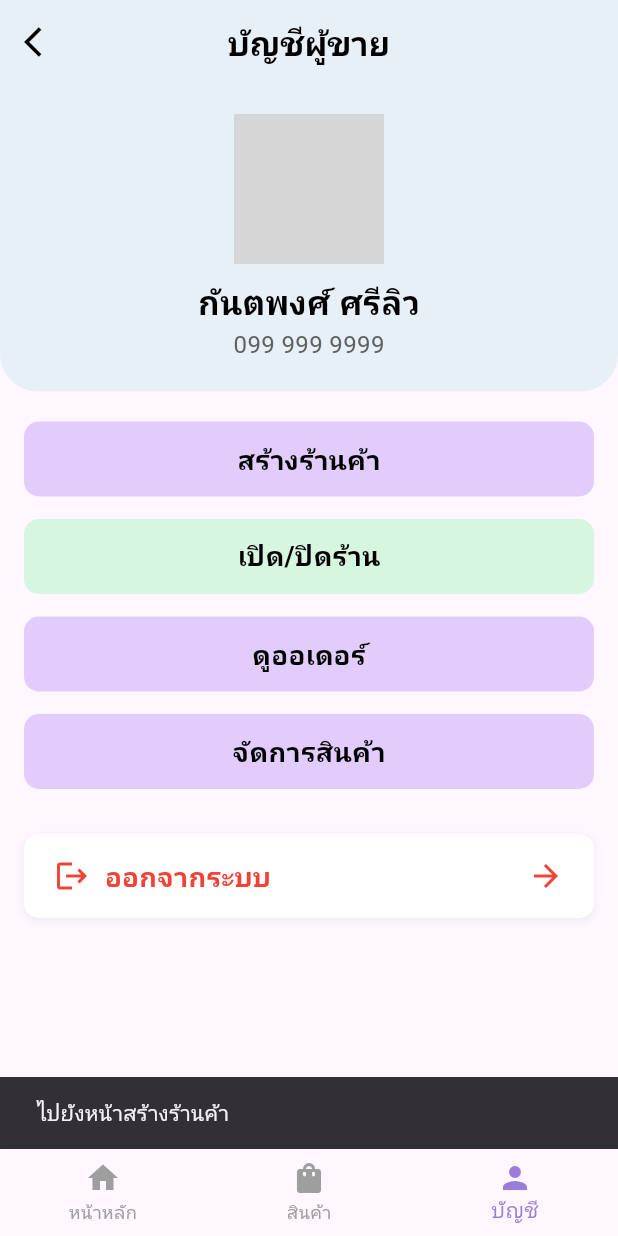
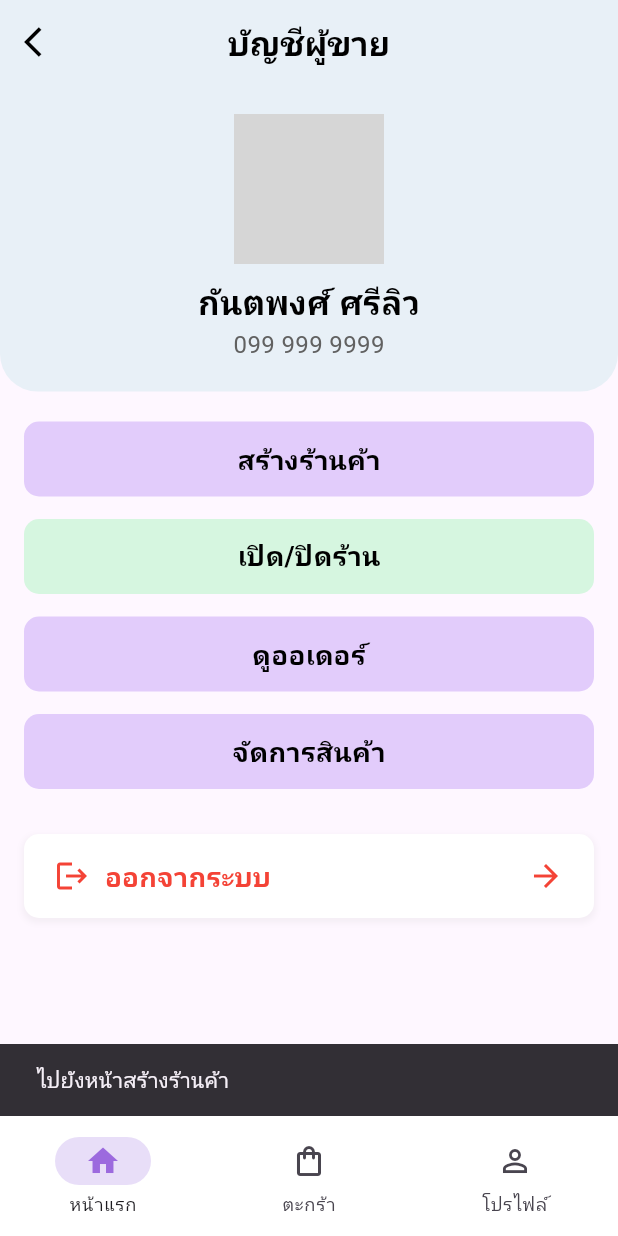
Before and after one commit to Mistergunth/banbanshop, a Flutter app: the SellerAccountScreen screen opened directly, after a tap on "สร้างร้านค้า", on a phone screen of 412 x 824 dp. Run offline on Flutter 3.47's test engine with Material 3 defaults, Android fonts, the phone set to English and light mode, and no system bars; our stand-ins replace google_fonts; Roboto replaces fonts that are missing (Kanit); grey boxes are pictures that could not be loaded.

Commit message:
add navbar widget

```diff
--- a/banbanshop/lib/screens/feed_page.dart
+++ b/banbanshop/lib/screens/feed_page.dart
@@ -1,5 +1,6 @@
 // ignore_for_file: deprecated_member_use, library_private_types_in_public_api, avoid_print
 
+import 'package:banbanshop/widgets/bottom_navbar_widget.dart';
 import 'package:flutter/material.dart';
 
 class FeedPage extends StatefulWidget {
@@ -80,8 +81,6 @@ class _FeedPageState extends State<FeedPage> {
   // ตัวแปรสำหรับ Filter Button (ฟีดโพสต์/ร้านค้า)
   String _selectedTopFilter = 'ฟีดโพสต์'; // เปลี่ยนชื่อให้ชัดเจนขึ้นว่าเป็น Filter ด้านบน
 
-  // ตัวแปรสถานะสำหรับ Bottom Navigation Bar
-  int _selectedIndex = 0; // index ของปุ่มที่ถูกเลือกใน Bottom Navigation Bar
 
   // ตัวอย่างข้อมูล Post
   final List<Post> posts = [
@@ -348,38 +347,11 @@ class _FeedPageState extends State<FeedPage> {
       ),
       // ใช้ IndexedStack เพื่อสลับหน้าตาม _selectedIndex
       body: SafeArea(
-        child: IndexedStack(
-          index: _selectedIndex, // ใช้ _selectedIndex เพื่อควบคุมว่าจะแสดง Widget ไหน
+        child: IndexedStack(// ใช้ _selectedIndex เพื่อควบคุมว่าจะแสดง Widget ไหน
           children: _pages, // List ของ Widget หน้าต่างๆ
         ),
       ),
-      bottomNavigationBar: NavigationBar(
-        backgroundColor: Colors.white,
-        destinations: const [
-          NavigationDestination(
-            icon: Icon(Icons.home_outlined),
-            selectedIcon: Icon(Icons.home, color: Color(0xFF9C6ADE)),
-            label: 'หน้าแรก',
-          ),
-          NavigationDestination(
-            icon: Icon(Icons.shopping_bag_outlined),
-            selectedIcon: Icon(Icons.shopping_bag, color: Color(0xFF9C6ADE)),
-            label: 'ตะกร้า',
-          ),
-          NavigationDestination(
-            icon: Icon(Icons.person_outline),
-            selectedIcon: Icon(Icons.person, color: Color(0xFF9C6ADE)), // เพิ่ม selectedIcon
-            label: 'โปรไฟล์',
-          ),
-        ],
-        selectedIndex: _selectedIndex, // ใช้ตัวแปรสถานะ
-        onDestinationSelected: (int value) {
-          setState(() {
-            _selectedIndex = value; // อัปเดตค่า _selectedIndex เมื่อมีการเลือก
-          });
-          print('Selected index: $value');
-        },
-      ),
+      bottomNavigationBar: BottomNavbarWidget(),
     );
   }
 }
--- a/banbanshop/lib/screens/seller_account_screen.dart
+++ b/banbanshop/lib/screens/seller_account_screen.dart
@@ -1,6 +1,7 @@
 import 'package:banbanshop/screens/profile.dart';
 import 'package:banbanshop/screens/seller_login_screen.dart';
 import 'package:flutter/material.dart';
+import 'package:banbanshop/widgets/bottom_navbar_widget.dart';
 
 class SellerAccountScreen extends StatelessWidget {
   final SellerProfile? sellerProfile;
@@ -123,34 +124,7 @@ class SellerAccountScreen extends StatelessWidget {
           ],
         ),
       ),
-      bottomNavigationBar: BottomNavigationBar(
-        items: const <BottomNavigationBarItem>[
-          BottomNavigationBarItem(
-            icon: Icon(Icons.home),
-            label: 'หน้าหลัก',
-          ),
-          BottomNavigationBarItem(
-            icon: Icon(Icons.shopping_bag),
-            label: 'สินค้า',
-          ),
-          BottomNavigationBarItem(
-            icon: Icon(Icons.person),
-            label: 'บัญชี',
-          ),
-        ],
-        currentIndex: 2, // Highlight the "บัญชี" icon
-        selectedItemColor: Color(0xFF9B7DD9), // Matching your theme color
-        unselectedItemColor: Colors.grey,
-        onTap: (index) {
-          // Handle navigation for bottom navigation bar
-          // For example:
-          // if (index == 0) {
-          //   Navigator.pushReplacement(context, MaterialPageRoute(builder: (context) => HomeScreen()));
-          // } else if (index == 1) {
-          //   Navigator.pushReplacement(context, MaterialPageRoute(builder: (context) => ProductScreen()));
-          // }
-        },
-      ),
+      bottomNavigationBar: BottomNavbarWidget(),
     );
   }
 
--- /dev/null
+++ b/banbanshop/lib/widgets/bottom_navbar_widget.dart
@@ -0,0 +1,42 @@
+import 'package:flutter/material.dart';
+
+class BottomNavbarWidget extends StatefulWidget {
+  const BottomNavbarWidget({super.key});
+
+  @override
+  State<BottomNavbarWidget> createState() => _BottomNavbarWidgetState();
+}
+
+class _BottomNavbarWidgetState extends State<BottomNavbarWidget> {
+  int _selectedIndex = 0; // สร้างตัวแปรสถานะเพื่อเก็บค่า index ของ destination ที่ถูกเลือก
+  @override
+  Widget build(BuildContext context) {
+    return NavigationBar(
+        backgroundColor: Colors.white,
+        destinations: const [
+          NavigationDestination(
+            icon: Icon(Icons.home_outlined),
+            selectedIcon: Icon(Icons.home, color: Color(0xFF9C6ADE)),
+            label: 'หน้าแรก',
+          ),
+          NavigationDestination(
+            icon: Icon(Icons.shopping_bag_outlined),
+            selectedIcon: Icon(Icons.shopping_bag, color: Color(0xFF9C6ADE)),
+            label: 'ตะกร้า',
+          ),
+          NavigationDestination(
+            icon: Icon(Icons.person_outline),
+            selectedIcon: Icon(Icons.person, color: Color(0xFF9C6ADE)), // เพิ่ม selectedIcon
+            label: 'โปรไฟล์',
+          ),
+        ],
+        selectedIndex: _selectedIndex, // ใช้ตัวแปรสถานะ
+        onDestinationSelected: (int value) {
+          setState(() {
+            _selectedIndex = value; // อัปเดตค่า _selectedIndex เมื่อมีการเลือก
+          });
+          print('Selected index: $value');
+        },
+      );
+  }
+}
```
